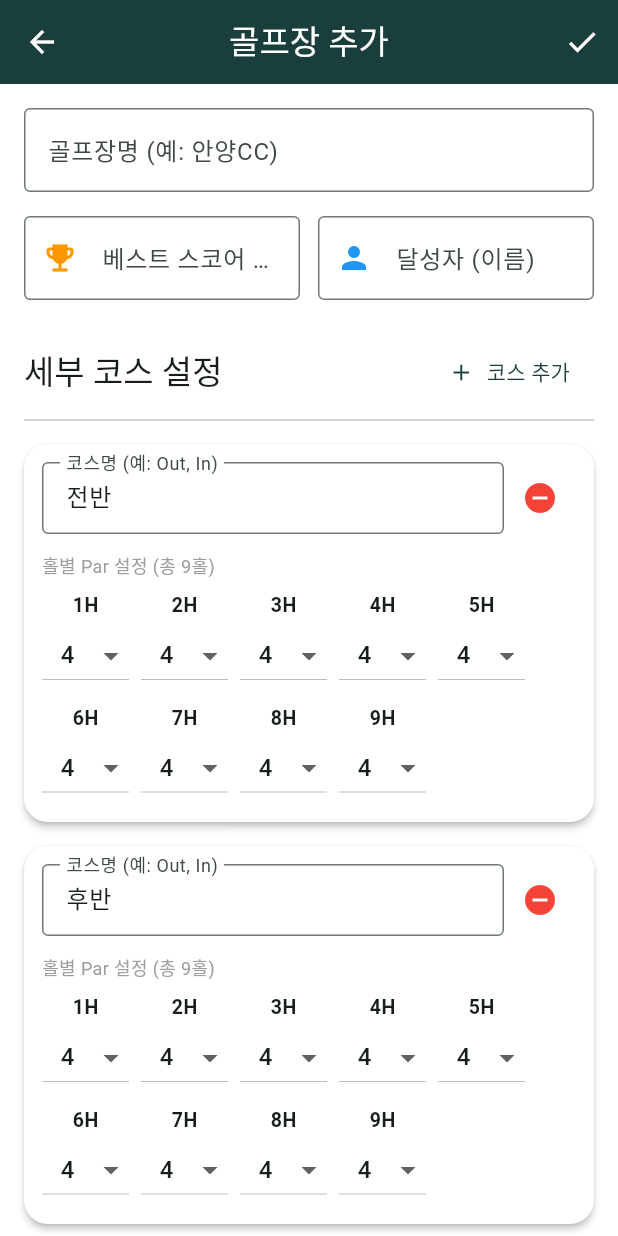
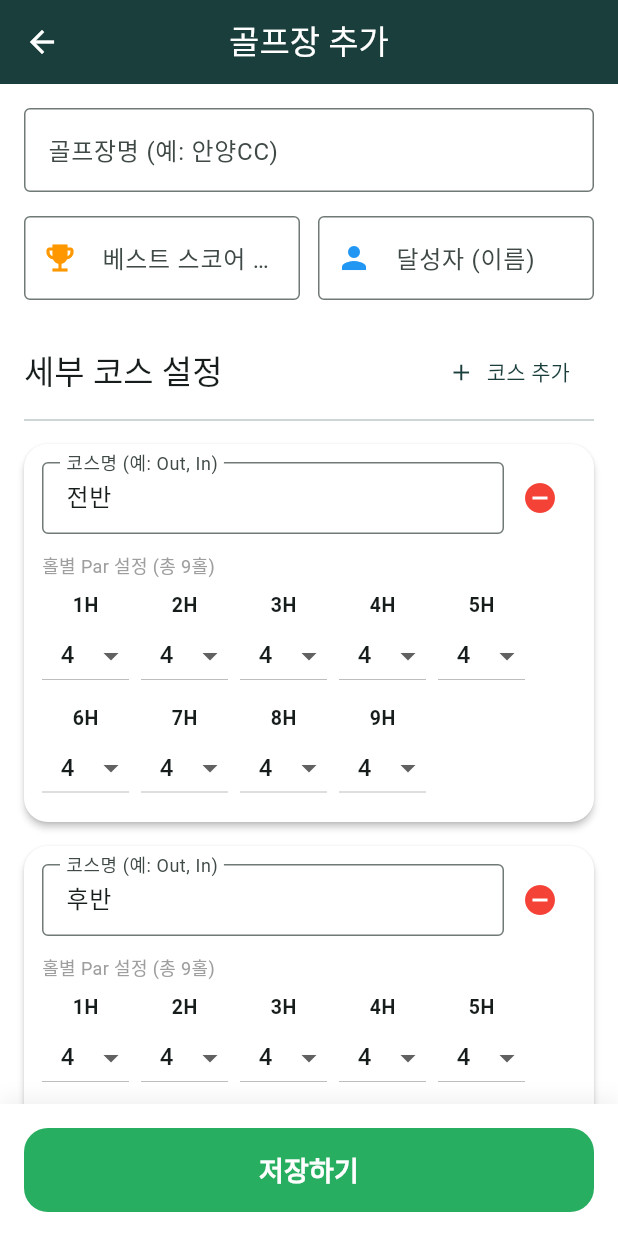
Before and after one commit to chetpro-bot/fiat-golf, a Flutter app: the EditCourseScreen screen opened directly, on a phone screen of 412 x 824 dp. Run offline on Flutter 3.47's test engine with Material 3 defaults, Android fonts, the phone set to English and light mode, and no system bars; our stand-ins replace cloud_firestore, firebase_auth, firebase_core; accounts and stored records are empty.

Commit message:
Replace small AppBar save icon with prominent bottom save button in EditCourseScreen

```diff
--- a/lib/screens/edit_course_screen.dart
+++ b/lib/screens/edit_course_screen.dart
@@ -178,19 +178,41 @@ class _EditCourseScreenState extends State<EditCourseScreen> {
     return Scaffold(
       appBar: AppBar(
         title: Text(widget.docId == null ? '골프장 추가' : '골프장 수정'),
-        actions: [
-          IconButton(
-            icon: const Icon(Icons.check),
-            onPressed: _isSaving ? null : _saveCourse,
-          )
+      ),
+      bottomNavigationBar: Container(
+        padding: const EdgeInsets.all(16),
+        decoration: BoxDecoration(
+          color: Colors.white,
+          boxShadow: [
+            BoxShadow(
+              color: Colors.black.withOpacity(0.05),
+              blurRadius: 10,
+              offset: const Offset(0, -5),
+            ),
           ],
         ),
-      body: _isSaving
-          ? const Center(child: CircularProgressIndicator())
-          : Form(
+        child: ElevatedButton(
+          onPressed: _isSaving ? null : _saveCourse,
+          style: ElevatedButton.styleFrom(
+            backgroundColor: const Color(0xFF27AE60),
+            foregroundColor: Colors.white,
+            minimumSize: const Size.fromHeight(56),
+            shape: RoundedRectangleBorder(borderRadius: BorderRadius.circular(16)),
+            elevation: 0,
+          ),
+          child: _isSaving
+              ? const SizedBox(
+                  height: 24,
+                  width: 24,
+                  child: CircularProgressIndicator(color: Colors.white, strokeWidth: 2),
+                )
+              : const Text('저장하기', style: TextStyle(fontSize: 18, fontWeight: FontWeight.bold)),
+        ),
+      ),
+      body: Form(
         key: _formKey,
         child: ListView(
-                padding: const EdgeInsets.all(16),
+          padding: const EdgeInsets.only(left: 16, right: 16, top: 16, bottom: 32),
           children: [
             TextFormField(
               controller: _nameCtrl,
```
Lines whose indentation alone changed are shown as unchanged.
